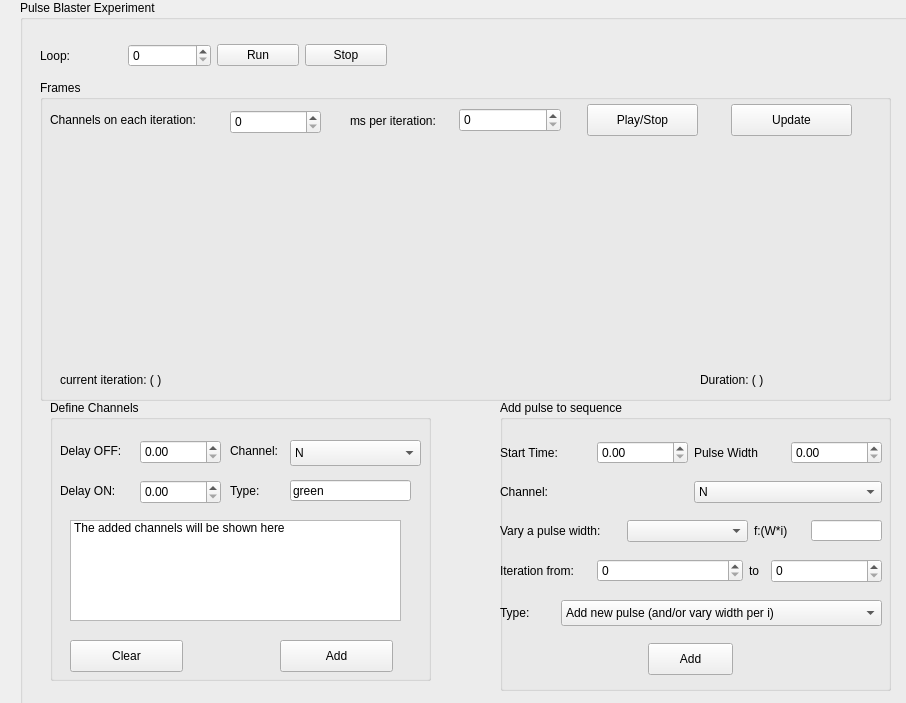
Above: Ipre2/General_Pulses.ui from IvanKalergis/Codigo_Controlador_Pulsos before the change. Below: the same form after it.
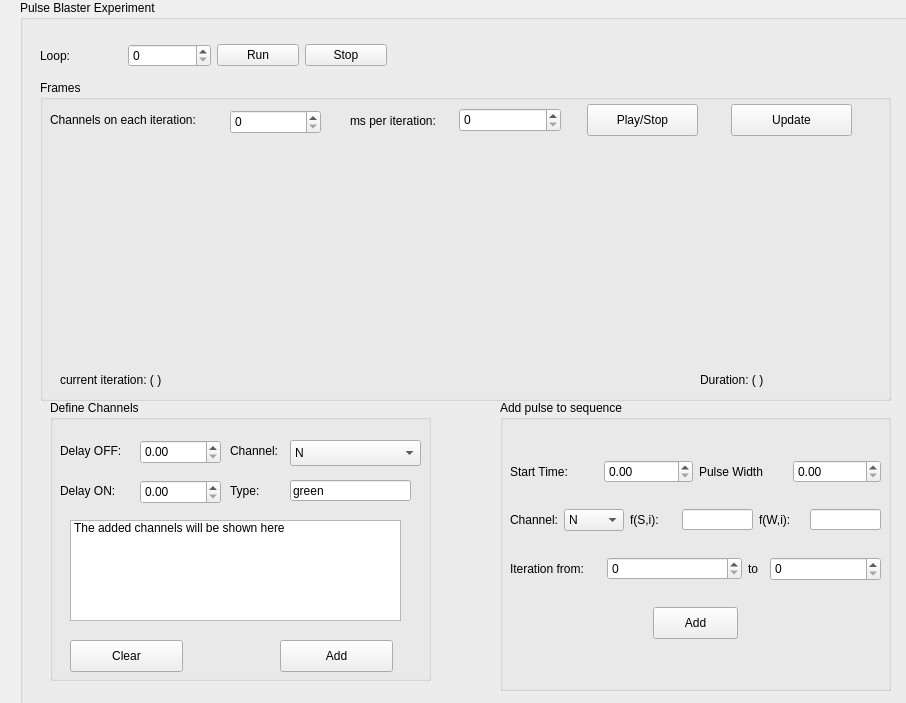
That is the form after the change. Custom widgets are drawn as their Qt base class.

The edit to the form file:
```diff
--- a/Ipre2/General_Pulses.ui
+++ b/Ipre2/General_Pulses.ui
@@ -215,10 +215,10 @@
     <widget class="QWidget" name="verticalLayoutWidget">
      <property name="geometry">
       <rect>
-       <x>0</x>
-       <y>30</y>
-       <width>382</width>
-       <height>261</height>
+       <x>10</x>
+       <y>40</y>
+       <width>371</width>
+       <height>221</height>
       </rect>
      </property>
      <layout class="QVBoxLayout" name="verticalLayout">
@@ -247,9 +247,7 @@
        </layout>
       </item>
       <item>
-       <layout class="QHBoxLayout" name="horizontalLayout_2">
-        <item>
-         <layout class="QHBoxLayout" name="horizontalLayout_3">
+       <layout class="QHBoxLayout" name="horizontalLayout_11">
           <item>
            <widget class="QLabel" name="label_3">
             <property name="text">
@@ -371,21 +369,25 @@
             </item>
            </widget>
           </item>
-         </layout>
-        </item>
-       </layout>
-      </item>
-      <item>
-       <layout class="QHBoxLayout" name="horizontalLayout_11">
         <item>
          <widget class="QLabel" name="label_10">
           <property name="text">
-           <string>Vary a pulse width:</string>
+           <string>f(S,i):</string>
           </property>
          </widget>
         </item>
         <item>
-         <widget class="QComboBox" name="Pulses_box"/>
+         <widget class="QLineEdit" name="Function_Start">
+          <property name="maximumSize">
+           <size>
+            <width>71</width>
+            <height>21</height>
+           </size>
+          </property>
+          <property name="text">
+           <string/>
+          </property>
+         </widget>
         </item>
         <item>
          <widget class="QLabel" name="label_7">
@@ -396,7 +398,7 @@
            </size>
           </property>
           <property name="text">
-           <string>f:(W*i)</string>
+           <string>f(W,i):</string>
           </property>
          </widget>
         </item>
@@ -458,37 +460,6 @@
         </item>
        </layout>
       </item>
-      <item>
-       <layout class="QHBoxLayout" name="horizontalLayout_12">
-        <item>
-         <widget class="QLabel" name="label_13">
-          <property name="text">
-           <string>Type:</string>
-          </property>
-         </widget>
-        </item>
-        <item>
-         <widget class="QComboBox" name="Type_Change">
-          <property name="minimumSize">
-           <size>
-            <width>321</width>
-            <height>26</height>
-           </size>
-          </property>
-          <item>
-           <property name="text">
-            <string>Add new pulse (and/or vary width per i)</string>
-           </property>
-          </item>
-          <item>
-           <property name="text">
-            <string>Edit added pulse (and/or vary start time per i)</string>
-           </property>
-          </item>
-         </widget>
-        </item>
-       </layout>
-      </item>
       <item>
        <layout class="QHBoxLayout" name="horizontalLayout_17">
         <item>
```
Left out of the diff: 2 changed lines with no effect on the pictures. Lines whose indentation alone changed are shown as unchanged.
